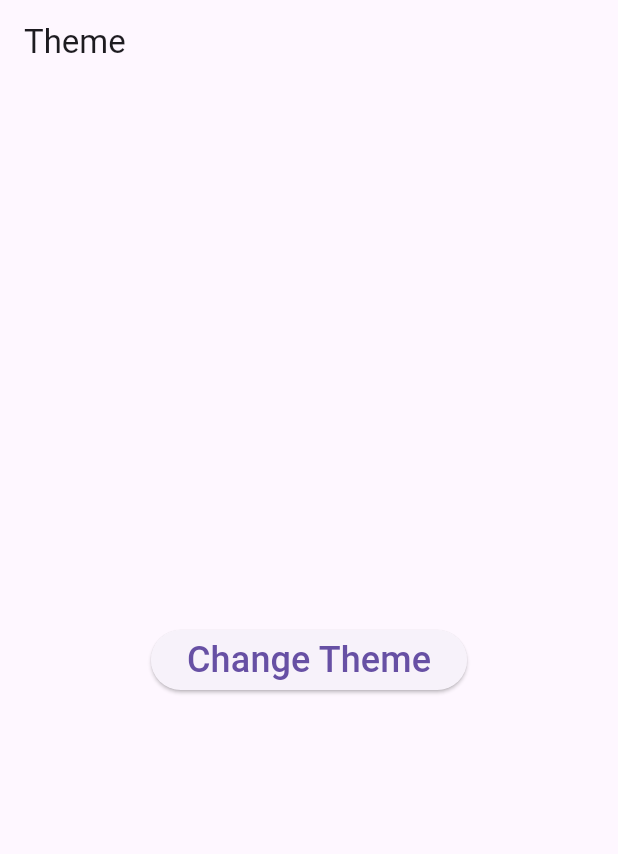
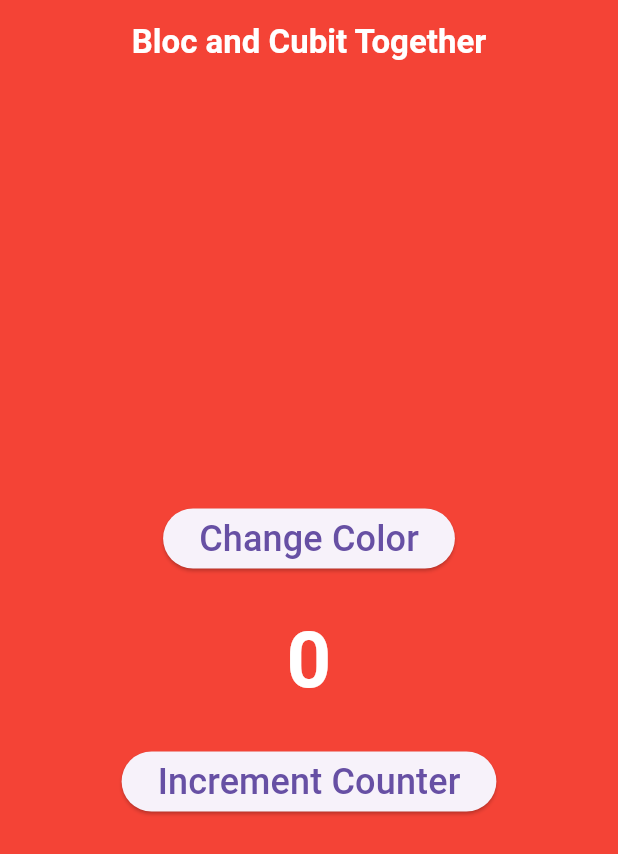
Before and after one commit to Sandeepsunil01/state-management-bloc, a Flutter app: the screen it shows after launch, on a phone screen of 412 x 824 dp. Shown: the top 854 px of the screen. Run offline on Flutter 3.47's test engine with Material 2 defaults, Android fonts, the phone set to English and light mode, and no system bars; our stand-ins replace equatable, flutter_bloc.

Commit message:
How to use different cubits

```diff
--- /dev/null
+++ b/lib/communication_between_bloc_and_cubit/communication_between_bloc_and_cubit.dart
@@ -0,0 +1,100 @@
+import 'package:flutter/material.dart';
+import 'package:flutter_bloc/flutter_bloc.dart';
+import 'package:state_management_bloc/communication_between_bloc_and_cubit/cubits/color/color_cubit.dart';
+import 'package:state_management_bloc/communication_between_bloc_and_cubit/cubits/counter/counter_cubit.dart';
+
+class CommunicationBetweenBlocAndCubit extends StatelessWidget {
+  const CommunicationBetweenBlocAndCubit({super.key});
+
+  @override
+  Widget build(BuildContext context) {
+    // Using cascading the Bloc Providers
+    // return BlocProvider<ColorCubit>(
+    //   create: (context) => ColorCubit(),
+    //   child: BlocProvider<CounterCubit>(
+    //     create: (context) => CounterCubit(
+    //       // Two methods to access the Color Cubit as Counter Cubit has the required parameter color cubit
+    //       colorCubit: context.read<ColorCubit>(), //Using extension metod
+    //       // Or Use Multi Bloc Provider
+    //     ),
+    //     child: MaterialApp(
+    //       title: "Bloc & Cubit",
+    //       debugShowCheckedModeBanner: false,
+    //       theme: ThemeData.light(useMaterial3: true),
+    //       home: const BlocAndCubitPage(),
+    //     ),
+    //   ),
+    // );
+
+    // Using MultiBlocProvider
+    return MultiBlocProvider(
+      providers: [
+        BlocProvider<ColorCubit>(create: (context) => ColorCubit()),
+        BlocProvider<CounterCubit>(
+            create: (context) =>
+                CounterCubit(colorCubit: context.read<ColorCubit>()))
+      ],
+      child: MaterialApp(
+        title: "Bloc & Cubit",
+        debugShowCheckedModeBanner: false,
+        theme: ThemeData.light(useMaterial3: true),
+        home: const BlocAndCubitPage(),
+      ),
+    );
+  }
+}
+
+class BlocAndCubitPage extends StatelessWidget {
+  const BlocAndCubitPage({super.key});
+
+  @override
+  Widget build(BuildContext context) {
+    return Scaffold(
+      backgroundColor: context.watch<ColorCubit>().state.color,
+      appBar: AppBar(
+          centerTitle: true,
+          backgroundColor: context.watch<ColorCubit>().state.color,
+          title: const Text(
+            "Bloc and Cubit Together",
+            style: TextStyle(
+              color: Colors.white,
+              fontWeight: FontWeight.bold,
+            ),
+          )),
+      body: Center(
+          child: Column(
+        mainAxisAlignment: MainAxisAlignment.center,
+        children: [
+          ElevatedButton(
+            onPressed: () {
+              context.read<ColorCubit>().changeColor();
+            },
+            child: const Text(
+              "Change Color",
+              style: TextStyle(fontSize: 24),
+            ),
+          ),
+          const SizedBox(height: 20),
+          Text(
+            "${context.watch<CounterCubit>().state.counter}",
+            style: const TextStyle(
+              fontSize: 52,
+              fontWeight: FontWeight.bold,
+              color: Colors.white,
+            ),
+          ),
+          const SizedBox(height: 20),
+          ElevatedButton(
+            onPressed: () {
+              context.read<CounterCubit>().changeCounter();
+            },
+            child: const Text(
+              "Increment Counter",
+              style: TextStyle(fontSize: 24),
+            ),
+          ),
+        ],
+      )),
+    );
+  }
+}
--- /dev/null
+++ b/lib/communication_between_bloc_and_cubit/cubits/color/color_cubit.dart
@@ -0,0 +1,22 @@
+import 'package:equatable/equatable.dart';
+import 'package:flutter/material.dart';
+
+import 'package:flutter_bloc/flutter_bloc.dart';
+
+part 'color_state.dart';
+
+class ColorCubit extends Cubit<ColorState> {
+  ColorCubit() : super(ColorState.initial());
+
+  void changeColor() {
+    if (state.color == Colors.red) {
+      emit(state.copyWith(color: Colors.green));
+    } else if (state.color == Colors.green) {
+      emit(state.copyWith(color: Colors.blue));
+    } else if (state.color == Colors.blue) {
+      emit(state.copyWith(color: Colors.black));
+    } else if (state.color == Colors.black) {
+      emit(state.copyWith(color: Colors.red));
+    }
+  }
+}
--- /dev/null
+++ b/lib/communication_between_bloc_and_cubit/cubits/color/color_state.dart
@@ -0,0 +1,28 @@
+// ignore_for_file: public_member_api_docs, sort_constructors_first
+part of 'color_cubit.dart';
+
+class ColorState extends Equatable {
+  final Color color;
+
+  const ColorState({
+    required this.color,
+  });
+
+  factory ColorState.initial() {
+    return const ColorState(color: Colors.red);
+  }
+
+  @override
+  List<Object> get props => [color];
+
+  @override
+  bool get stringify => true;
+
+  ColorState copyWith({
+    Color? color,
+  }) {
+    return ColorState(
+      color: color ?? this.color,
+    );
+  }
+}
--- /dev/null
+++ b/lib/communication_between_bloc_and_cubit/cubits/counter/counter_cubit.dart
@@ -0,0 +1,39 @@
+import 'dart:async';
+
+import 'package:equatable/equatable.dart';
+import 'package:flutter/material.dart';
+import 'package:flutter_bloc/flutter_bloc.dart';
+import 'package:state_management_bloc/communication_between_bloc_and_cubit/cubits/color/color_cubit.dart';
+
+part 'counter_state.dart';
+
+class CounterCubit extends Cubit<CounterState> {
+  int incrementSize = 1;
+  final ColorCubit colorCubit;
+  late final StreamSubscription colorSubscription;
+
+  CounterCubit({required this.colorCubit}) : super(CounterState.initial()) {
+    colorSubscription = colorCubit.stream.listen((ColorState colorState) {
+      if (colorState.color == Colors.red) {
+        incrementSize = 1;
+      } else if (colorState.color == Colors.green) {
+        incrementSize = 10;
+      } else if (colorState.color == Colors.blue) {
+        incrementSize = 100;
+      } else if (colorState.color == Colors.black) {
+        emit(state.copyWith(counter: state.counter - 100));
+        incrementSize = -100;
+      }
+    });
+  }
+
+  void changeCounter() {
+    emit(state.copyWith(counter: state.counter + incrementSize));
+  }
+
+  @override
+  Future<void> close() {
+    colorSubscription.cancel();
+    return super.close();
+  }
+}
--- /dev/null
+++ b/lib/communication_between_bloc_and_cubit/cubits/counter/counter_state.dart
@@ -0,0 +1,27 @@
+// ignore_for_file: public_member_api_docs, sort_constructors_first
+part of 'counter_cubit.dart';
+
+class CounterState extends Equatable {
+  final int counter;
+  const CounterState({
+    required this.counter,
+  });
+
+  factory CounterState.initial() {
+    return const CounterState(counter: 0);
+  }
+
+  @override
+  List<Object> get props => [counter];
+
+  @override
+  bool get stringify => true;
+
+  CounterState copyWith({
+    int? counter,
+  }) {
+    return CounterState(
+      counter: counter ?? this.counter,
+    );
+  }
+}
--- a/lib/main.dart
+++ b/lib/main.dart
@@ -1,5 +1,5 @@
 import 'package:flutter/material.dart';
-import 'package:state_management_bloc/change_theme/change_theme_main_page.dart';
+import 'communication_between_bloc_and_cubit/communication_between_bloc_and_cubit.dart';
 
 void main() {
   // This Runs Counter Cubit Code
@@ -7,5 +7,7 @@ void main() {
   // This Runs Counter Bloc Code
   // runApp(const CounterBlocApp());
   // In order to Pass Data down the Widget Tree
-  runApp(const ChangeThemeApp());
+  // runApp(const ChangeThemeApp());
+  // Communication between Bloc and Cubit
+  runApp(const CommunicationBetweenBlocAndCubit());
 }
```
